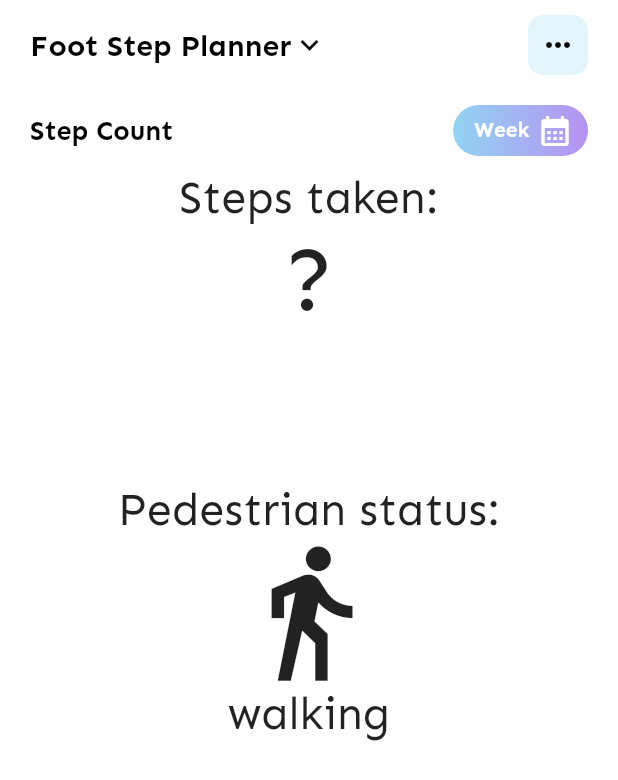
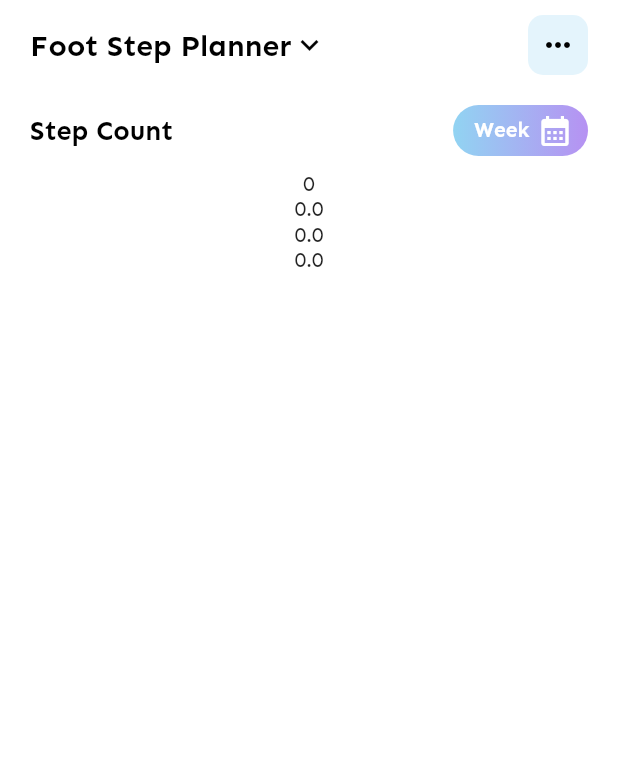
Before and after one commit to nguyenminhhung2011/GHealth, a Flutter app: the DailyStepScreen screen opened directly, on a phone screen of 412 x 824 dp. Shown: the top 780 px of the screen. Run offline on Flutter 3.47's test engine with Material 2 defaults, Android fonts, the phone set to English and light mode, and no system bars; our stand-ins replace animated_bottom_navigation_bar, circular_countdown_timer, cloud_firestore, dotted_line, firebase_auth, firebase_core and 15 more; missing offline and left inert: time_chart; accounts and stored records are empty.

Commit message:
step count

```diff
--- a/lib/apps/pages/list_plan_screen/dailyStep_screen.dart.dart
+++ b/lib/apps/pages/list_plan_screen/dailyStep_screen.dart.dart
@@ -1,4 +1,5 @@
 import 'dart:async';
+import 'dart:math';
 
 import 'package:flutter/cupertino.dart';
 import 'package:flutter/material.dart';
@@ -6,6 +7,8 @@ import 'package:get/get.dart';
 import 'package:gold_health/apps/controls/dailyPlanController/dailyStep_controller.dart';
 import 'package:gold_health/apps/global_widgets/screenTemplate.dart';
 import 'package:pedometer/pedometer.dart';
+import 'package:sensors_plus/sensors_plus.dart';
+import 'package:shared_preferences/shared_preferences.dart';
 
 import '../../template/misc/colors.dart';
 import '../dashboard/activity_trackerScreen.dart';
@@ -70,6 +73,17 @@ class _DailyStepScreenState extends State<DailyStepScreen> {
     if (!mounted) return;
   }
 
+  double x = 0.0;
+  double y = 0.0;
+  double z = 0.0;
+  double miles = 0.0;
+  double duration = 0.0;
+  double calories = 0.0;
+  double addValue = 0.025;
+  int steps = 0;
+  double previousDistacne = 0.0;
+  double distance = 0.0;
+
   Widget build(BuildContext context) {
     var heightDevice = MediaQuery.of(context).size.height;
     var widthDevice = MediaQuery.of(context).size.width;
@@ -83,7 +97,22 @@ class _DailyStepScreenState extends State<DailyStepScreen> {
     ];
     return Scaffold(
       backgroundColor: AppColors.mainColor,
-      body: ScreenTemplate(
+      body: StreamBuilder<AccelerometerEvent>(
+        stream: SensorsPlatform.instance.accelerometerEvents,
+        builder: (context, snapShort) {
+          if (snapShort.hasData) {
+            x = snapShort.data!.x;
+            y = snapShort.data!.y;
+            z = snapShort.data!.z;
+            distance = getValue(x, y, z);
+            if (distance > 6) {
+              steps++;
+            }
+            calories = calculateCalories(steps);
+            duration = calculateDuration(steps);
+            miles = calculateMiles(steps);
+          }
+          return ScreenTemplate(
             child: Column(
               children: [
                 Row(
@@ -164,41 +193,18 @@ class _DailyStepScreenState extends State<DailyStepScreen> {
                   ],
                 ),
                 const SizedBox(height: 10),
-            const Text(
-              'Steps taken:',
-              style: TextStyle(fontSize: 30),
-            ),
-            Text(
-              _steps,
-              style: TextStyle(fontSize: 60),
-            ),
-            const Divider(
-              height: 100,
-              thickness: 0,
-              color: Colors.white,
-            ),
-            const Text(
-              'Pedestrian status:',
-              style: TextStyle(fontSize: 30),
-            ),
-            Icon(
-              _status == 'walking'
-                  ? Icons.directions_walk
-                  : _status == 'stopped'
-                      ? Icons.accessibility_new
-                      : Icons.error,
-              size: 100,
-            ),
-            Center(
-              child: Text(
-                _status,
-                style: _status == 'walking' || _status == 'stopped'
-                    ? const TextStyle(fontSize: 30)
-                    : const TextStyle(fontSize: 20, color: Colors.red),
-              ),
-            )
+                Column(
+                  children: [
+                    Text(steps.toString()),
+                    Text(miles.toStringAsFixed(1)),
+                    Text(calories.toStringAsFixed(1)),
+                    Text(duration.toStringAsFixed(1)),
                   ],
                 ),
+              ],
+            ),
+          );
+        },
       ),
     );
   }
@@ -290,4 +296,41 @@ class _DailyStepScreenState extends State<DailyStepScreen> {
       },
     );
   }
+
+  //Caluculate
+  double getValue(double x, double y, double z) {
+    double magnitude = sqrt(x * x + y * y + z * z);
+    getPreviousValue();
+    double modDistance = magnitude - previousDistacne;
+    setPreviousValue(magnitude);
+    return modDistance;
   }
+
+  void setPreviousValue(double distance) async {
+    SharedPreferences _pref = await SharedPreferences.getInstance();
+    _pref.setDouble("preValue", distance);
+  }
+
+  void getPreviousValue() async {
+    SharedPreferences _pref = await SharedPreferences.getInstance();
+    setState(() {
+      previousDistacne = _pref.getDouble("preValue") ?? 0.0;
+    });
+  }
+
+  // void calculate data
+  double calculateMiles(int steps) {
+    double milesValue = (2.2 * steps) / 5280;
+    return milesValue;
+  }
+
+  double calculateDuration(int steps) {
+    double durationValue = (steps * 1 / 1000);
+    return durationValue;
+  }
+
+  double calculateCalories(int steps) {
+    double caloriesValue = (steps * 0.0566);
+    return caloriesValue;
+  }
+}
--- a/pubspec.yaml
+++ b/pubspec.yaml
@@ -60,6 +60,8 @@ dependencies:
   syncfusion_flutter_calendar: ^20.2.40
   liquid_progress_indicator: ^0.4.0
   pedometer: ^3.0.0
+  sensors_plus: ^1.3.4+1
+  shared_preferences: ^2.0.15
 
 
 
```
Also changed, not shown: pubspec.lock, 1 other file. Lines whose indentation alone changed are shown as unchanged.
